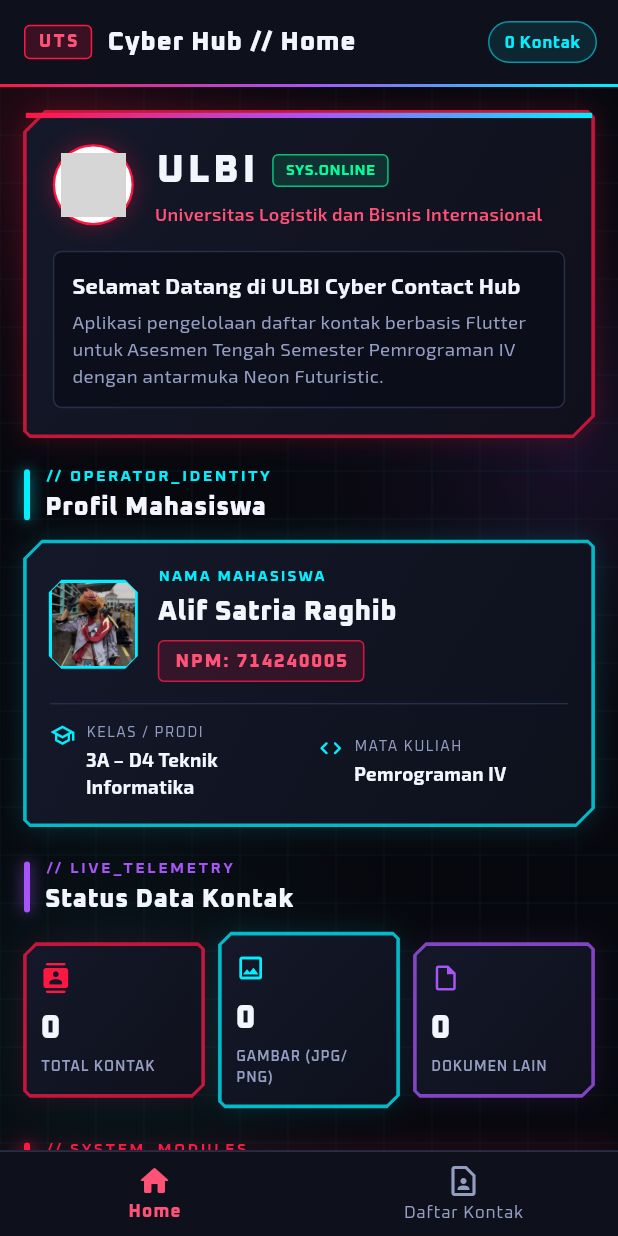
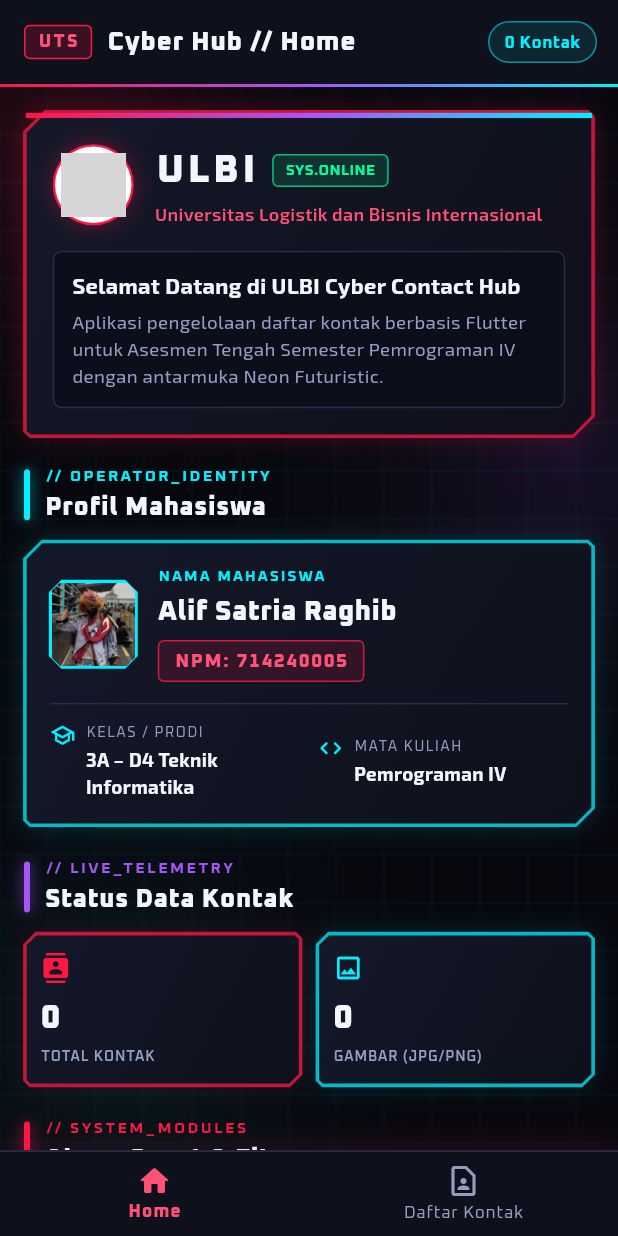
Before and after one commit to Nuthfih/PemrogramanIV_714240005, a Flutter app: the screen it shows after launch, on a phone screen of 412 x 824 dp. Run offline on Flutter 3.47's test engine with Material 3 defaults, Android fonts, the phone set to English and light mode, and no system bars; our stand-ins replace file_picker, flutter_colorpicker, open_filex; project files that could hold a hidden picture were left out; grey boxes are pictures that could not be loaded.

Commit message:
UTS Project

```diff
--- a/UTS/uts/lib/screens/home_screen.dart
+++ b/UTS/uts/lib/screens/home_screen.dart
@@ -24,7 +24,6 @@
     final int imageContacts = contacts
         .where((ContactModel c) => c.file.isImageExtension)
         .length;
-    final int docContacts = totalContacts - imageContacts;
 
     return SingleChildScrollView(
       padding: const EdgeInsets.fromLTRB(16, 16, 16, 28),
@@ -64,15 +63,6 @@
                   value: '$imageContacts',
                   icon: Icons.image_outlined,
                   accentColor: CyberColors.neonCyan,
-                ),
-              ),
-              const SizedBox(width: 10),
-              Expanded(
-                child: _StatTile(
-                  label: 'DOKUMEN LAIN',
-                  value: '$docContacts',
-                  icon: Icons.insert_drive_file_outlined,
-                  accentColor: CyberColors.neonPurple,
                 ),
               ),
             ],
```
